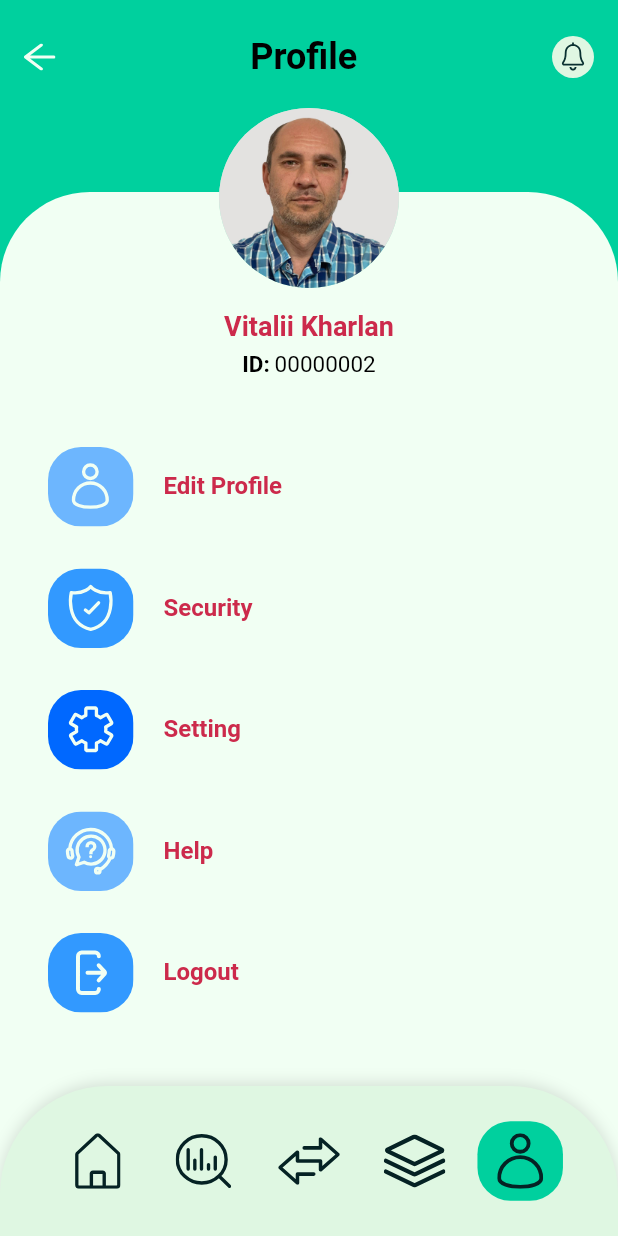
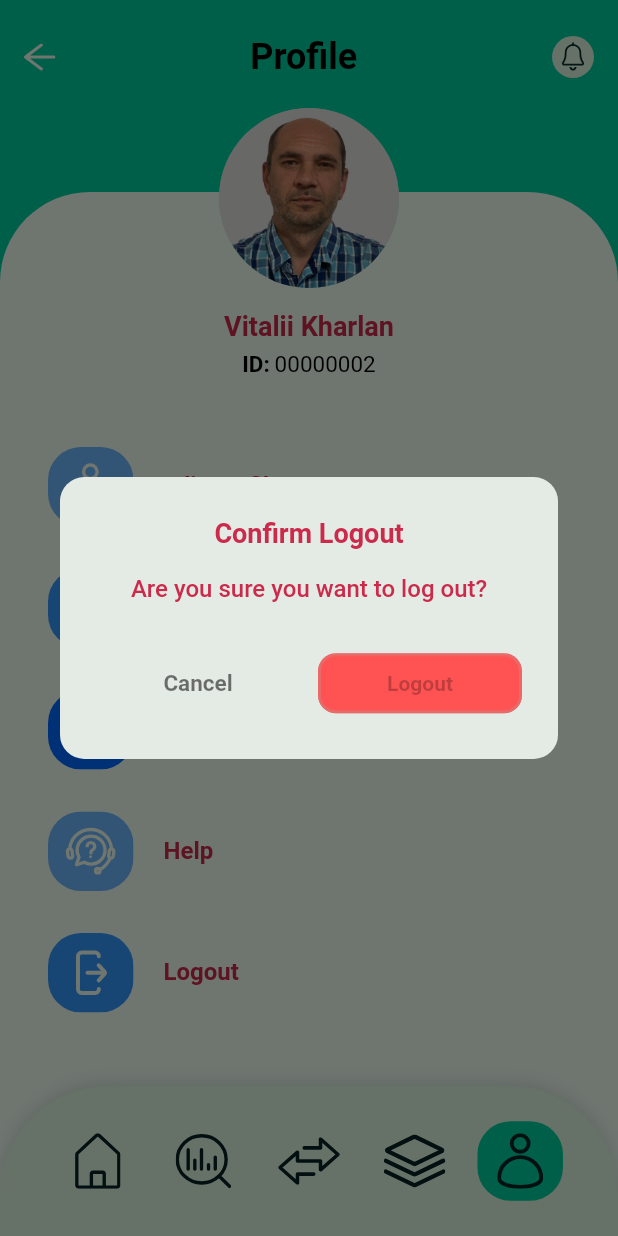
Before and after one commit to VitaliiKharlan/finance_management, a Flutter app: the MainScreen screen opened by its route, item 5 of the bottom bar chosen, after a tap on "Logout", on a phone screen of 412 x 824 dp. Run offline on Flutter 3.47's test engine with Material 3 defaults, Android fonts, the phone set to English and light mode, and no system bars; our stand-ins replace auto_route, cloud_firestore, easy_localization, equatable, firebase_auth, firebase_core and 6 more; accounts and stored records are empty.

Commit message:
add logout

```diff
--- /dev/null
+++ b/lib/core/widgets/confirmation_dialog.dart
@@ -0,0 +1,75 @@
+import 'package:flutter/material.dart';
+
+class ConfirmationDialog extends StatelessWidget {
+  final String title;
+  final String message;
+  final String confirmText;
+  final String cancelText;
+  final VoidCallback onConfirmed;
+  final VoidCallback? onCancelled;
+
+  const ConfirmationDialog({
+    super.key,
+    required this.title,
+    required this.message,
+    required this.onConfirmed,
+    this.onCancelled,
+    this.confirmText = 'Yes',
+    this.cancelText = 'No',
+  });
+
+  @override
+  Widget build(BuildContext context) {
+    return Dialog(
+      shape: RoundedRectangleBorder(borderRadius: BorderRadius.circular(16)),
+      child: Padding(
+        padding: const EdgeInsets.all(24),
+        child: Column(
+          mainAxisSize: MainAxisSize.min,
+          children: [
+            Text(
+              title,
+              style: const TextStyle(fontSize: 18, fontWeight: FontWeight.bold),
+            ),
+            const SizedBox(height: 12),
+            Text(
+              message,
+              textAlign: TextAlign.center,
+              style: const TextStyle(fontSize: 16),
+            ),
+            const SizedBox(height: 24),
+            Row(
+              children: [
+                Expanded(
+                  child: TextButton(
+                    onPressed: () {
+                      Navigator.of(context).pop();
+                      if (onCancelled != null) onCancelled!();
+                    },
+                    child: Text(
+                      cancelText,
+                      style: const TextStyle(color: Colors.black54),
+                    ),
+                  ),
+                ),
+                const SizedBox(width: 12),
+                Expanded(
+                  child: ElevatedButton(
+                    style: ElevatedButton.styleFrom(
+                      backgroundColor: Colors.redAccent,
+                    ),
+                    onPressed: () {
+                      Navigator.of(context).pop();
+                      onConfirmed();
+                    },
+                    child: Text(confirmText),
+                  ),
+                ),
+              ],
+            ),
+          ],
+        ),
+      ),
+    );
+  }
+}
--- /dev/null
+++ b/lib/core/widgets/show_confirmation_dialog.dart
@@ -0,0 +1,26 @@
+import 'package:flutter/material.dart';
+
+import 'confirmation_dialog.dart';
+
+Future<void> showConfirmationDialog({
+  required BuildContext context,
+  required String title,
+  required String message,
+  required VoidCallback onConfirmed,
+  VoidCallback? onCancelled,
+  String confirmText = 'Yes',
+  String cancelText = 'No',
+}) {
+  return showDialog(
+    context: context,
+    builder:
+        (context) => ConfirmationDialog(
+          title: title,
+          message: message,
+          confirmText: confirmText,
+          cancelText: cancelText,
+          onConfirmed: onConfirmed,
+          onCancelled: onCancelled,
+        ),
+  );
+}
--- a/lib/features/auth/auth_bloc/auth_bloc.dart
+++ b/lib/features/auth/auth_bloc/auth_bloc.dart
@@ -28,7 +28,7 @@ class AuthBloc extends Bloc<AuthEvent, AuthState> {
     on<LogoutRequested>(_onLogoutRequested);
 
     _authStateSubscription = _authService.authStateChanges.listen((user) {
-      if (user == null) {
+      if (user == null && state is! Unauthenticated) {
         add(LogoutRequested());
       }
     });
@@ -41,12 +41,16 @@ class AuthBloc extends Bloc<AuthEvent, AuthState> {
     final currentUser = _authService.currentUser;
     if (currentUser != null) {
       try {
+        print('User found with UID: ${currentUser.uid}');
         final user = await _authRepository.getUser(currentUser.uid);
+        print('User data loaded: $user');
         emit(Authenticated(user: user));
       } catch (e) {
+        print('Failed to load user data: $e');
         emit(AuthFailure('Failed to load user data'));
       }
     } else {
+      print('No current user, emit Unauthenticated');
       emit(Unauthenticated());
     }
   }
--- a/lib/features/profile/view/profile_screen.dart
+++ b/lib/features/profile/view/profile_screen.dart
@@ -1,9 +1,14 @@
 import 'package:auto_route/auto_route.dart';
+import 'package:finance_management/core/router/router.dart';
 import 'package:flutter/material.dart';
+import 'package:flutter_bloc/flutter_bloc.dart';
 import 'package:flutter_svg/svg.dart';
 
 import '../../../core/theme/app_icons.dart';
 import '../../../core/theme/app_images.dart';
+import '../../../core/widgets/show_confirmation_dialog.dart';
+import '../../auth/auth_bloc/auth_bloc.dart';
+import '../../auth/auth_bloc/auth_state.dart';
 import '../widgets/profile_menu_item.dart';
 
 @RoutePage()
@@ -12,7 +17,13 @@ class ProfileScreen extends StatelessWidget {
 
   @override
   Widget build(BuildContext context) {
-    return Scaffold(
+    return BlocListener<AuthBloc, AuthState>(
+      listener: (context, state) {
+        if (state is Unauthenticated) {
+          context.router.replaceAll([WelcomeRoute()]);
+        }
+      },
+      child: Scaffold(
         backgroundColor: const Color(0xFF00D09E),
         body: SafeArea(
           child: Stack(
@@ -122,7 +133,19 @@ class ProfileScreen extends StatelessWidget {
                             ProfileMenuItem(
                               iconAsset: AppIcons.iconProfileLogout,
                               title: 'Logout',
-                            onTap: () {},
+                              onTap: () {
+                                showConfirmationDialog(
+                                  context: context,
+                                  title: 'Confirm Logout',
+                                  message: 'Are you sure you want to log out?',
+                                  confirmText: 'Logout',
+                                  cancelText: 'Cancel',
+                                  onConfirmed: () {
+                                    context.read<AuthBloc>().add(
+                                        LogoutRequested());
+                                  },
+                                );
+                              },
                             ),
                           ],
                         ),
@@ -148,6 +171,7 @@ class ProfileScreen extends StatelessWidget {
             ],
           ),
         ),
+      ),
     );
   }
 }
--- a/lib/features/welcome/view/welcome_screen.dart
+++ b/lib/features/welcome/view/welcome_screen.dart
@@ -59,6 +59,8 @@ class _WelcomeScreenState extends State<WelcomeScreen> {
             context,
           ).showSnackBar(SnackBar(content: Text(state.message)));
         } else if (state is Authenticated || state is AuthSuccess) {
+          emailController.clear();
+          passwordController.clear();
           context.pushRoute(const HomeRoute());
         } else {
           _hasShownError = false;
```
Lines whose indentation alone changed are shown as unchanged.
